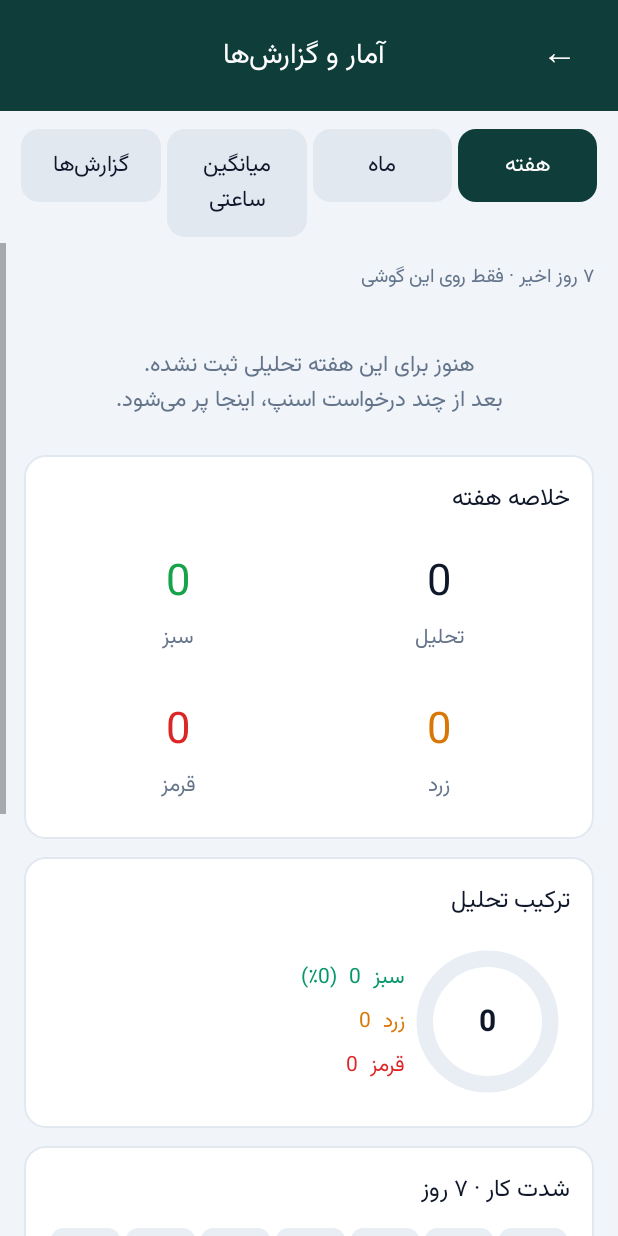
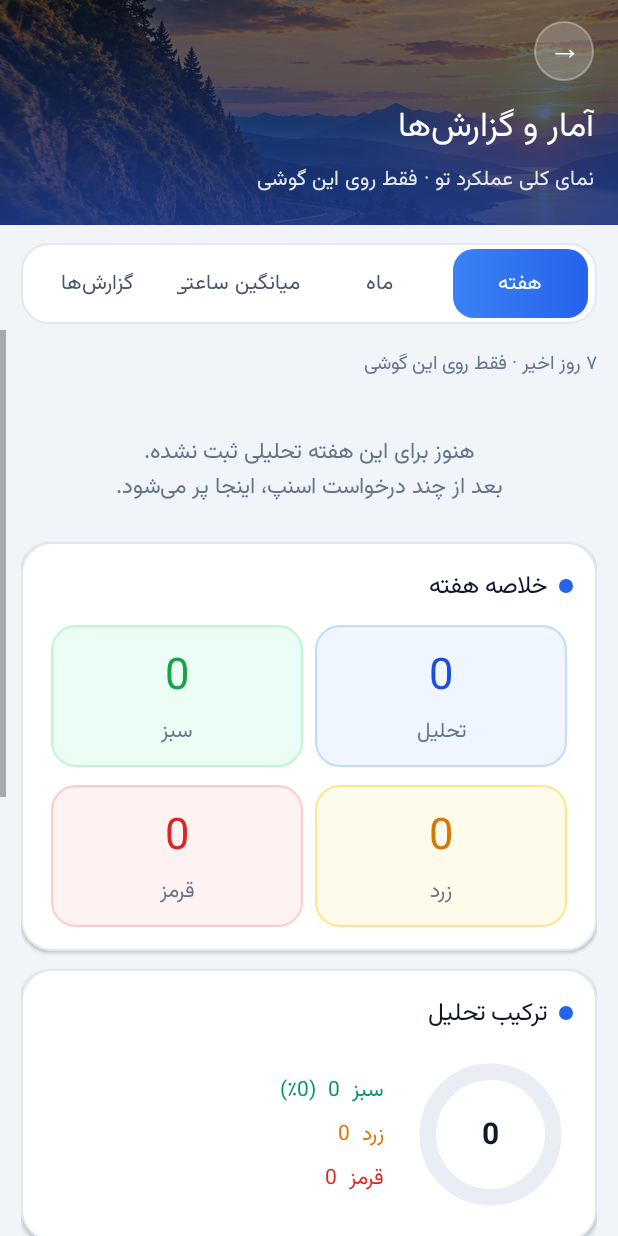
Before and after one commit to makhzari25-creator/Raido, an Android app: the ReportsActivity screen opened directly, with no data from a screen before it, on a phone screen of 412 x 824 dp. Run offline under Robolectric (Android 15) with nearby library versions, the phone set to English and light mode, and no system bars.

Commit message:
ui: restyle stats & reports screen (header, pill tabs, tiles, cards) in RAIDO palette; v3.2.5 (150)
Co-Authored-By: Claude Sonnet 5.5 <noreply@anthropic.com>
Claude-Session: https://claude.ai/code/session_01E1hzamvErFwptQ2VvGRreg

```diff
--- a/app/build.gradle
+++ b/app/build.gradle
@@ -9,8 +9,8 @@ android {
         applicationId "ir.tripanalyzer.app"
         minSdk 26
         targetSdk 34
-        versionCode 149
-        versionName "3.2.4"
+        versionCode 150
+        versionName "3.2.5"
     }
     def ksPath = System.getenv("RAIDO_KEYSTORE_PATH")
     def hasReleaseKey = ksPath != null && file(ksPath).exists()
--- a/app/src/main/java/ir/tripanalyzer/app/ReportsActivity.java
+++ b/app/src/main/java/ir/tripanalyzer/app/ReportsActivity.java
@@ -47,37 +47,16 @@ public final class ReportsActivity extends BaseActivity {
         shell.setBackgroundColor(0xFFF1F5F9);
         shell.setLayoutParams(new LinearLayout.LayoutParams(-1, -1));
 
-        LinearLayout bar = new LinearLayout(this);
-        bar.setOrientation(LinearLayout.HORIZONTAL);
-        bar.setGravity(Gravity.CENTER_VERTICAL);
-        bar.setPadding(dp(8), dp(14), dp(16), dp(14));
-        bar.setBackgroundColor(TEAL);
-        TextView back = new TextView(this);
-        back.setText("←");
-        back.setTextSize(22f);
-        back.setTextColor(Color.WHITE);
-        back.setPadding(dp(12), dp(4), dp(12), dp(4));
-        back.setOnClickListener(new View.OnClickListener() {
-            @Override public void onClick(View v) { finish(); }
-        });
-        bar.addView(back);
-        TextView title = new TextView(this);
-        title.setText("آمار و گزارش‌ها");
-        title.setTextSize(18f);
-        title.setTextColor(Color.WHITE);
-        title.setTypeface(Typeface.DEFAULT_BOLD);
-        title.setLayoutParams(new LinearLayout.LayoutParams(0, -2, 1f));
-        title.setGravity(Gravity.CENTER);
-        try { Fonts.INSTANCE.apply(title, true); } catch (Exception ignored) {}
-        bar.addView(title);
-        View pad = new View(this);
-        pad.setLayoutParams(new LinearLayout.LayoutParams(dp(48), 1));
-        bar.addView(pad);
-        shell.addView(bar);
+        shell.addView(buildHeader(), new LinearLayout.LayoutParams(-1, dp(150)));
 
         LinearLayout tabs = new LinearLayout(this);
         tabs.setOrientation(LinearLayout.HORIZONTAL);
-        tabs.setPadding(dp(12), dp(12), dp(12), dp(4));
+        tabs.setPadding(dp(4), dp(4), dp(4), dp(4));
+        GradientDrawable tabsBg = new GradientDrawable();
+        tabsBg.setColor(Color.WHITE);
+        tabsBg.setCornerRadius(dp(18));
+        tabsBg.setStroke(dp(1), CARD_BORDER);
+        tabs.setBackground(tabsBg);
         tabWeek = tabButton("هفته");
         tabMonth = tabButton("ماه");
         tabHourly = tabButton("میانگین ساعتی");
@@ -100,13 +79,15 @@ public final class ReportsActivity extends BaseActivity {
         tabs.addView(tabMonth, tlp);
         tabs.addView(tabHourly, tlp);
         tabs.addView(tabReports, tlp);
-        shell.addView(tabs);
+        LinearLayout.LayoutParams tabsLp = new LinearLayout.LayoutParams(-1, -2);
+        tabsLp.setMargins(dp(14), dp(12), dp(14), dp(4));
+        shell.addView(tabs, tabsLp);
 
         ScrollView scroll = new ScrollView(this);
         scroll.setFillViewport(true);
         contentHost = new LinearLayout(this);
         contentHost.setOrientation(LinearLayout.VERTICAL);
-        contentHost.setPadding(dp(16), dp(12), dp(16), dp(32));
+        contentHost.setPadding(dp(14), dp(12), dp(14), dp(32));
         scroll.addView(contentHost);
         shell.addView(scroll, new LinearLayout.LayoutParams(-1, 0, 1f));
 
@@ -121,9 +102,10 @@ public final class ReportsActivity extends BaseActivity {
     private TextView tabButton(String label) {
         TextView t = new TextView(this);
         t.setText(label);
-        t.setTextSize(14f);
+        t.setTextSize(13f);
         t.setGravity(Gravity.CENTER);
-        t.setPadding(dp(8), dp(12), dp(8), dp(12));
+        t.setPadding(dp(4), dp(11), dp(4), dp(11));
+        t.setSingleLine(true);
         t.setTypeface(Typeface.DEFAULT_BOLD);
         return t;
     }
@@ -136,11 +118,16 @@ public final class ReportsActivity extends BaseActivity {
     }
 
     private void styleTab(TextView t, boolean on) {
-        GradientDrawable g = new GradientDrawable();
-        g.setCornerRadius(dp(12));
-        g.setColor(on ? TAB_ON : TAB_OFF);
-        t.setBackground(g);
-        t.setTextColor(on ? Color.WHITE : TEXT_DARK);
+        if (on) {
+            GradientDrawable g = new GradientDrawable(GradientDrawable.Orientation.LEFT_RIGHT,
+                    new int[]{0xFF3B82F6, 0xFF2563EB});
+            g.setCornerRadius(dp(14));
+            t.setBackground(g);
+            t.setTextColor(Color.WHITE);
+        } else {
+            t.setBackground(null);
+            t.setTextColor(0xFF475569);
+        }
     }
 
     private void render() {
@@ -373,7 +360,7 @@ public final class ReportsActivity extends BaseActivity {
             row.addView(ChartKit.donut(this, st.green, st.yellow, st.red, 110));
             LinearLayout leg = new LinearLayout(this);
             leg.setOrientation(LinearLayout.VERTICAL);
-            leg.setPadding(dp(16), 0, 0, 0);
+            leg.setPaddingRelative(dp(16), 0, 0, 0);
             int total = Math.max(1, st.total);
             TextView lg = new TextView(this);
             lg.setText("سبز  " + st.green + "  (" + (st.green * 100 / total) + "٪)");
@@ -709,20 +696,82 @@ public final class ReportsActivity extends BaseActivity {
         return lp;
     }
     private LinearLayout.LayoutParams lpHalf() {
-        return new LinearLayout.LayoutParams(0, -2, 1f);
+        LinearLayout.LayoutParams lp = new LinearLayout.LayoutParams(0, -2, 1f);
+        lp.setMargins(dp(4), 0, dp(4), 0);
+        return lp;
+    }
+
+    /** هدر: تصویر جاده + گرادیان آبی رایدو + بازگشت + عنوان */
+    private View buildHeader() {
+        android.widget.FrameLayout head = new android.widget.FrameLayout(this);
+        android.widget.ImageView road = new android.widget.ImageView(this);
+        road.setScaleType(android.widget.ImageView.ScaleType.CENTER_CROP);
+        try { road.setImageResource(R.drawable.bg_road); } catch (Throwable ignored) {}
+        head.addView(road, new android.widget.FrameLayout.LayoutParams(-1, -1));
+        View shade = new View(this);
+        shade.setBackground(new GradientDrawable(GradientDrawable.Orientation.TOP_BOTTOM,
+                new int[]{0x990F172A, 0xE61E3A8A}));
+        head.addView(shade, new android.widget.FrameLayout.LayoutParams(-1, -1));
+        LinearLayout in = new LinearLayout(this);
+        in.setOrientation(LinearLayout.VERTICAL);
+        in.setPadding(dp(16), dp(14), dp(16), dp(14));
+        TextView back = new TextView(this);
+        back.setText("→");
+        back.setTextSize(20f);
+        back.setTextColor(Color.WHITE);
+        back.setGravity(Gravity.CENTER);
+        GradientDrawable bb = new GradientDrawable();
+        bb.setShape(GradientDrawable.OVAL);
+        bb.setColor(0x33FFFFFF);
+        bb.setStroke(dp(1), 0x55FFFFFF);
+        back.setBackground(bb);
+        back.setOnClickListener(new View.OnClickListener() {
+            @Override public void onClick(View v) { finish(); }
+        });
+        in.addView(back, new LinearLayout.LayoutParams(dp(40), dp(40)));
+        TextView title = new TextView(this);
+        title.setText("آمار و گزارش‌ها");
+        title.setTextSize(22f);
+        title.setTextColor(Color.WHITE);
+        title.setTypeface(Typeface.DEFAULT_BOLD);
+        title.setPadding(0, dp(12), 0, 0);
+        in.addView(title);
+        TextView sub = new TextView(this);
+        sub.setText("نمای کلی عملکرد تو · فقط روی این گوشی");
+        sub.setTextSize(13f);
+        sub.setTextColor(0xE6FFFFFF);
+        sub.setPadding(0, dp(4), 0, 0);
+        in.addView(sub);
+        head.addView(in, new android.widget.FrameLayout.LayoutParams(-1, -2));
+        return head;
     }
     private TextView sectionTitle(String s) {
         TextView t = new TextView(this);
-        t.setText(s); t.setTextSize(15f); t.setTypeface(Typeface.DEFAULT_BOLD);
+        t.setText(s); t.setTextSize(15.5f); t.setTypeface(Typeface.DEFAULT_BOLD);
         t.setTextColor(TEXT_DARK); t.setPadding(0, 0, 0, dp(12));
+        try {
+            GradientDrawable dot = new GradientDrawable();
+            dot.setShape(GradientDrawable.OVAL);
+            dot.setColor(0xFF2563EB);
+            dot.setSize(dp(9), dp(9));
+            dot.setBounds(0, 0, dp(9), dp(9));
+            t.setCompoundDrawablesRelative(dot, null, null, null);
+            t.setCompoundDrawablePadding(dp(8));
+        } catch (Throwable ignored) {}
         return t;
     }
     private LinearLayout statCell(String num, String label, int color) {
         LinearLayout c = new LinearLayout(this);
         c.setOrientation(LinearLayout.VERTICAL); c.setGravity(Gravity.CENTER);
-        c.setPadding(dp(8), dp(8), dp(8), dp(8));
+        c.setPadding(dp(8), dp(12), dp(8), dp(12));
+        int fill = color == GREEN ? 0xFFECFDF5 : color == AMBER ? 0xFFFFFBEB : color == RED ? 0xFFFEF2F2 : 0xFFEFF6FF;
+        int edge = color == GREEN ? 0xFFBBF7D0 : color == AMBER ? 0xFFFDE68A : color == RED ? 0xFFFECACA : 0xFFBFDBFE;
+        GradientDrawable tg = new GradientDrawable();
+        tg.setColor(fill); tg.setCornerRadius(dp(16)); tg.setStroke(dp(1), edge);
+        c.setBackground(tg);
         TextView n = new TextView(this); n.setText(num); n.setTextSize(28f);
-        n.setTypeface(Typeface.DEFAULT_BOLD); n.setTextColor(color); n.setGravity(Gravity.CENTER);
+        n.setTypeface(Typeface.DEFAULT_BOLD);
+        n.setTextColor(color == TEXT_DARK ? 0xFF1D4ED8 : color); n.setGravity(Gravity.CENTER);
         TextView l = new TextView(this); l.setText(label); l.setTextSize(13f);
         l.setTextColor(TEXT_MUTED); l.setGravity(Gravity.CENTER);
         c.addView(n); c.addView(l); return c;
@@ -731,8 +780,9 @@ public final class ReportsActivity extends BaseActivity {
         LinearLayout c = new LinearLayout(this);
         c.setOrientation(LinearLayout.VERTICAL);
         GradientDrawable g = new GradientDrawable();
-        g.setColor(Color.WHITE); g.setCornerRadius(dp(14)); g.setStroke(dp(1), CARD_BORDER);
+        g.setColor(Color.WHITE); g.setCornerRadius(dp(20)); g.setStroke(dp(1), CARD_BORDER);
         c.setBackground(g); c.setLayoutParams(new LinearLayout.LayoutParams(-1, -2));
+        try { c.setElevation(dp(1)); } catch (Throwable ignored) {}
         return c;
     }
     private void space(LinearLayout p, int d) {
```
